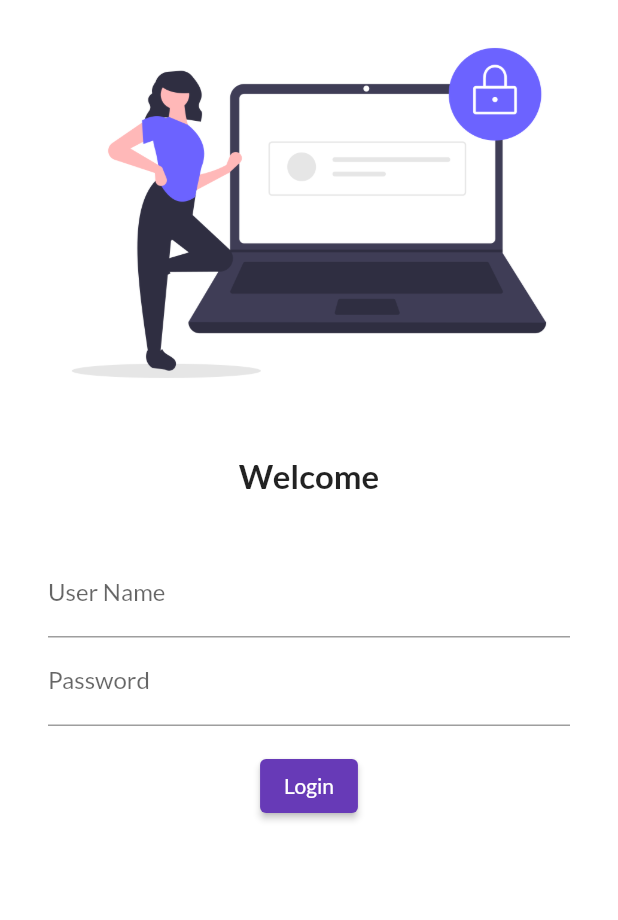
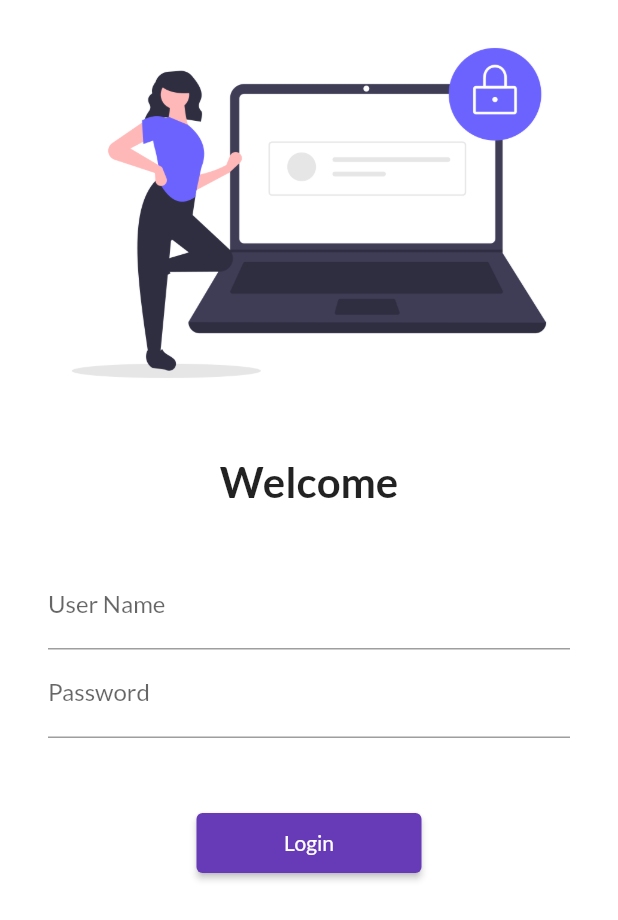
Before and after one commit to Amolnigdikar/flutter-learning, a Flutter app: the screen it shows after launch, after a tap on "Login", on a phone screen of 412 x 824 dp. Shown: the top 920 px of the screen. Run offline on Flutter 3.47's test engine with Material 2 defaults, Android fonts, the phone set to English and light mode, and no system bars; our stand-ins replace google_fonts.

Commit message:
day 5 completed

```diff
--- a/lib/pages/login_page.dart
+++ b/lib/pages/login_page.dart
@@ -1,12 +1,14 @@
 // ignore_for_file: prefer_const_constructors
 
 import "package:flutter/material.dart";
+import 'package:flutter_catalog/utils/application_routes.dart';
 
 class LoginPage extends StatelessWidget {
   @override
   Widget build(BuildContext context) {
     return Material(
       color: Colors.white,
+      child: SingleChildScrollView(
         child: Column(
           children: [
             Image.asset(
@@ -18,7 +20,7 @@ class LoginPage extends StatelessWidget {
             ),
             Text(
               "Welcome",
-            style: TextStyle(fontSize: 22, fontWeight: FontWeight.bold),
+              style: TextStyle(fontSize: 28, fontWeight: FontWeight.bold),
             ),
             SizedBox(
               height: 20.0,
@@ -42,16 +44,20 @@ class LoginPage extends StatelessWidget {
                 ],
               ),
             ),
+            SizedBox(
+              height: 30.0,
+            ),
             ElevatedButton(
-              style: TextButton.styleFrom(),
+                style: TextButton.styleFrom(minimumSize: Size(150, 40)),
                 onPressed: () {
-                print("Login CLicked!!");
+                  Navigator.pushNamed(context, ApplicationRoutes.homeRoute);
                 },
                 child: Text(
                   "Login",
                 ))
           ],
         ),
+      ),
     );
   }
 }
```
Lines whose indentation alone changed are shown as unchanged.
